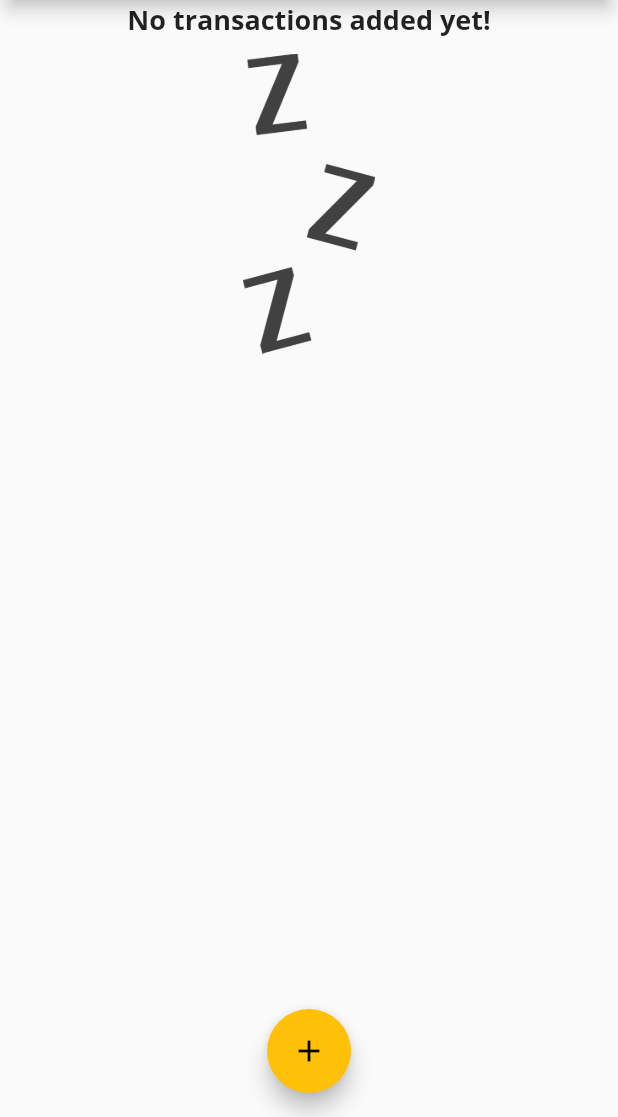
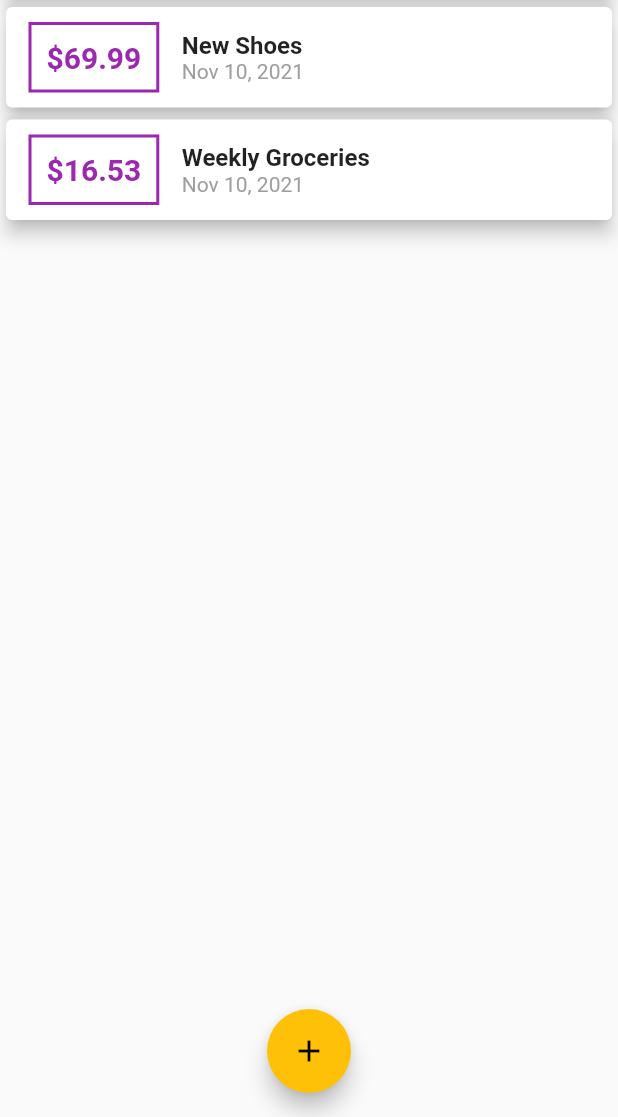
Before and after one commit to cmburch/MobileApps, a Flutter app: the screen it shows after launch, on a phone screen of 412 x 824 dp, the part 119-1236 px from its top. Run offline on Flutter 3.47's test engine with Material 2 defaults, Android fonts, the phone set to English and light mode, and no system bars.

Commit message:
[finance_app_2] apply the themes to the app

```diff
--- a/finance_app_2/lib/main.dart
+++ b/finance_app_2/lib/main.dart
@@ -22,7 +22,11 @@ class MyApp extends StatelessWidget {
         colorScheme: ColorScheme.fromSwatch(
           primarySwatch: Colors.purple,
           accentColor: Colors.amber
-        ).copyWith(secondary: Colors.amber),
+        )
+            .copyWith(
+          primary: Colors.purple,
+          secondary: Colors.amber,
+        ),
         textTheme: ThemeData.light().textTheme.copyWith(
           headline6: const TextStyle(
             fontFamily: 'OpenSans',
@@ -52,18 +56,18 @@ class MyHomePage extends StatefulWidget {
 class _MyHomePageState extends State<MyHomePage> {
   static const String _appTitle = "Finance Mint";
   final List<Transaction> _userTransactions = [
-    // Transaction(
-    //   id: 't1',
-    //   title: 'New Shoes',
-    //   amount: 69.99,
-    //   date: DateTime.now(),
-    // ),
-    // Transaction(
-    //   id: 't2',
-    //   title: 'Weekly Groceries',
-    //   amount: 16.53,
-    //   date: DateTime.now(),
-    // ),
+    Transaction(
+      id: 't1',
+      title: 'New Shoes',
+      amount: 69.99,
+      date: DateTime.now(),
+    ),
+    Transaction(
+      id: 't2',
+      title: 'Weekly Groceries',
+      amount: 16.53,
+      date: DateTime.now(),
+    ),
   ];
 
   void _addTransaction(String txTitle, double txAmount) {
--- a/finance_app_2/lib/widgets/transaction_list.dart
+++ b/finance_app_2/lib/widgets/transaction_list.dart
@@ -32,7 +32,7 @@ class TransactionList extends StatelessWidget {
             )
           : ListView.builder(
         itemCount: userTransactions.length,
-        itemBuilder: (BuildContext context, int index) {
+        itemBuilder: (BuildContext ctx, int index) {
           return Card(
             elevation: 5,
             child: Row(
@@ -44,17 +44,17 @@ class TransactionList extends StatelessWidget {
                   ),
                   decoration: BoxDecoration(
                     border: Border.all(
-                      color: Colors.purple,
+                      color: Theme.of(context).colorScheme.primary,
                       width: 2,
                     ),
                   ),
                   padding: const EdgeInsets.all(10),
                   child: Text(
                     '\$${userTransactions[index].amount.toStringAsFixed(2)}',
-                      style: const TextStyle(
+                      style: TextStyle(
                       fontWeight: FontWeight.bold,
                       fontSize: 20,
-                      color: Colors.purple,
+                      color: Theme.of(context).colorScheme.primary,
                     ),
                   ),
                 ),
```
